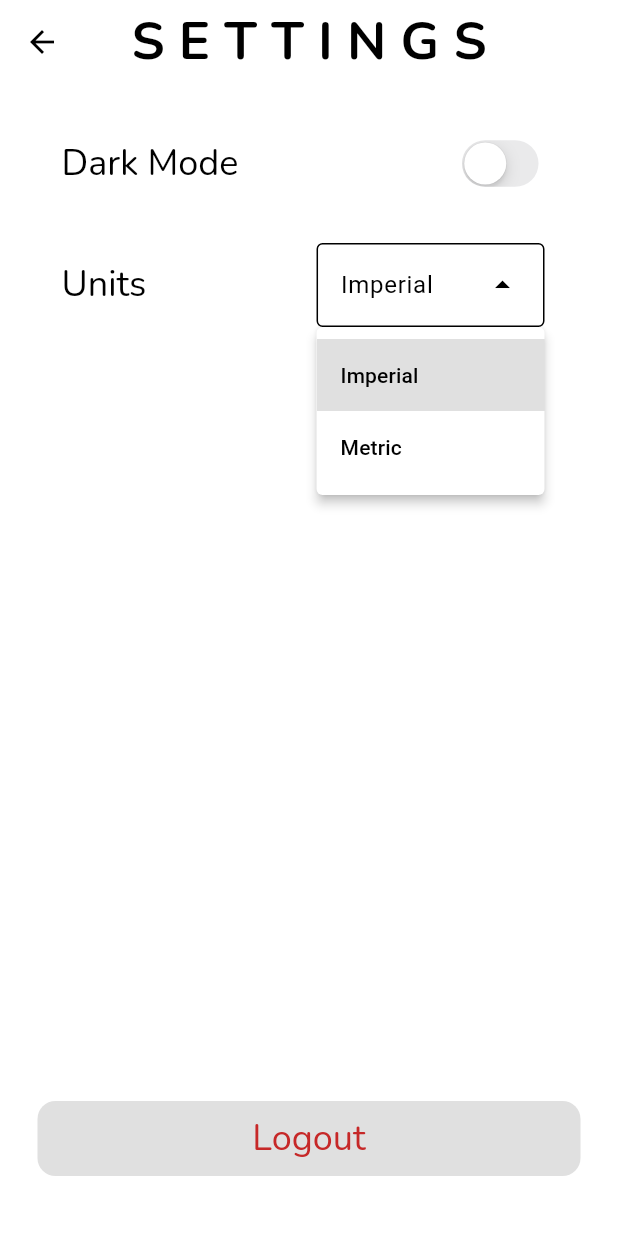
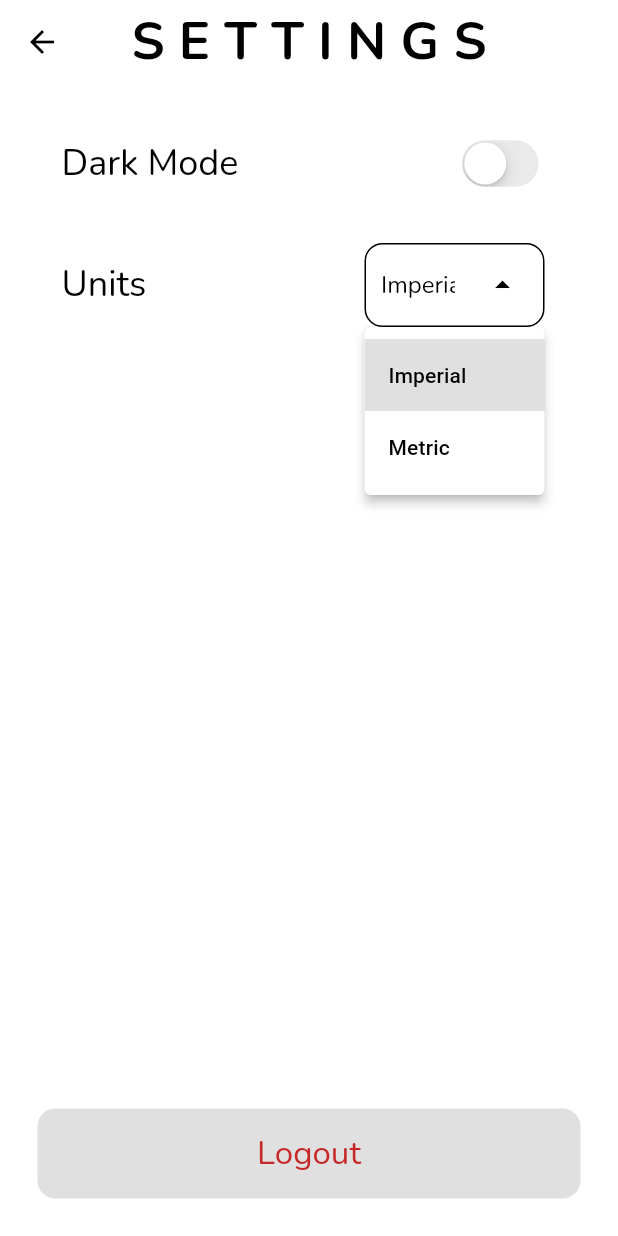
Before and after one commit to brianli314/carbon-tracker, a Flutter app: the SettingsPage screen opened directly, after a tap on "Imperial", on a phone screen of 412 x 824 dp. Run offline on Flutter 3.47's test engine with Material 3 defaults, Android fonts, the light colour scheme and no system bars; our stand-ins replace auto_size_text, card_swiper, cloud_firestore, firebase_auth, firebase_core, font_awesome_flutter and 2 more; accounts and stored records are empty.

Commit message:
Fixed sizing issue, added firestore stuff

```diff
--- a/lib/components/buttons.dart
+++ b/lib/components/buttons.dart
@@ -1,4 +1,5 @@
 import 'package:flutter/material.dart';
+import 'package:tracker_app/components/fitted_text.dart';
 
 class MyButton extends StatelessWidget{
   final String text;
@@ -25,8 +26,8 @@ class MyButton extends StatelessWidget{
         ),
         padding: const EdgeInsets.all(10),
         child: Center(
-          child: Text(
-            text,
+          child: FittedText(
+            text: text,
             style: Theme.of(context).textTheme.displayMedium
           ),
         ),
--- a/lib/components/drop_down.dart
+++ b/lib/components/drop_down.dart
@@ -4,12 +4,16 @@ class MyDropDownMenu<T> extends StatefulWidget{
   T? initialSelection;
   List<DropdownMenuEntry<T>> options;
   void Function(dynamic)? onChanged;
+  double? width;
+  double? height;
 
   MyDropDownMenu({
     super.key,
     required this.options,
     this.initialSelection,
     this.onChanged,
+    this.width,
+    this.height,
   });
 
 
@@ -21,7 +25,11 @@ class MyDropDownMenu<T> extends StatefulWidget{
 class _MyDropDownMenuState extends State<MyDropDownMenu> {
   @override
   Widget build(BuildContext context) {
-    return DropdownMenu(
+    return FittedBox(
+      child: SizedBox(
+        height: widget.height,
+        width: widget.width,
+        child: DropdownMenu(
             textStyle: Theme.of(context).textTheme.displaySmall,
             initialSelection: widget.initialSelection,
             dropdownMenuEntries: widget.options,
@@ -32,6 +40,8 @@ class _MyDropDownMenuState extends State<MyDropDownMenu> {
                 borderRadius: BorderRadius.circular(12),
               ),
             ),
+          ),
+      ),
     );
   }
 }
--- /dev/null
+++ b/lib/components/fitted_text.dart
@@ -0,0 +1,24 @@
+import 'package:flutter/material.dart';
+
+class FittedText  extends StatelessWidget{
+  final String text;
+  final TextStyle? style;
+
+  const FittedText({
+    super.key,
+    required this.text,
+    this.style,
+  });
+
+  @override
+  Widget build(BuildContext context) {
+    return FittedBox(
+      child: SizedBox(
+        child: Text(
+          text,
+          style: style ?? Theme.of(context).textTheme.displaySmall,
+        ),
+      ),
+    );
+  }
+}
--- a/lib/pages/emission_page.dart
+++ b/lib/pages/emission_page.dart
@@ -1,4 +1,5 @@
 import 'package:flutter/material.dart';
+import 'package:tracker_app/components/fitted_text.dart';
 
 class EmissionPage extends StatelessWidget{
   const EmissionPage({super.key});
@@ -7,7 +8,7 @@ class EmissionPage extends StatelessWidget{
   Widget build(BuildContext context) {
     return Scaffold(
       appBar: AppBar(
-        title: Text("E M M I S S I O N S", style: Theme.of(context).textTheme.headlineLarge),
+        title: FittedText(text: "E M M I S S I O N S", style: Theme.of(context).textTheme.headlineLarge),
         centerTitle: true,
       ),
     );
--- a/lib/pages/settings_page.dart
+++ b/lib/pages/settings_page.dart
@@ -1,3 +1,7 @@
+import 'package:auto_size_text/auto_size_text.dart';
+import 'package:tracker_app/components/drop_down.dart';
+import 'package:tracker_app/components/fitted_text.dart';
+import 'package:tracker_app/components/space_scroll.dart';
 import 'package:tracker_app/themes.dart';
 import 'package:tracker_app/units.dart';
 import 'package:firebase_auth/firebase_auth.dart';
@@ -22,60 +26,67 @@ class _SettingsPageState extends State<SettingsPage> {
     final provider = Provider.of<UnitsProvider>(context, listen: false);
     return Scaffold(
         appBar: AppBar(
-          title: Text("S E T T I N G S",
+          title: FittedText(
+              text: "S E T T I N G S",
               style: Theme.of(context).textTheme.headlineLarge),
           centerTitle: true,
         ),
-        body: Padding(
+        body: SpaceBetweenScrollView(
           padding: const EdgeInsets.all(25),
+          footer: GestureDetector(
+              onTap: logout,
+              child: Container(
+                height: 60,
+                decoration: BoxDecoration(
+                    color: Theme.of(context).colorScheme.primaryContainer,
+                    borderRadius: BorderRadius.circular(12)),
+                padding: const EdgeInsets.all(10),
+                child: Center(
+                  child: FittedText(
+                      text: "Logout",
+                      style: Theme.of(context).textTheme.displayMedium!.apply(
+                          color: Provider.of<ThemeProvider>(context)
+                              .rangeColors
+                              .colorScheme
+                              .primary)),
+                ),
+              )),
           child: Column(
             children: [
               ListTile(
-                title: Text("Dark Mode", style: Theme.of(context).textTheme.headlineMedium),
-                trailing: CupertinoSwitch(
-                    onChanged: (value) => Provider.of<ThemeProvider>(context, listen: false).toggle(),
-                    activeColor: Theme.of(context).colorScheme.inversePrimary,
-                    value: Provider.of<ThemeProvider>(context, listen: false).isDarkMode),
+                title: Text("Dark Mode",
+                    style: Theme.of(context).textTheme.headlineMedium),
+                trailing: FittedBox(
+                  child: CupertinoSwitch(
+                      onChanged: (value) =>
+                          Provider.of<ThemeProvider>(context, listen: false)
+                              .toggle(),
+                      activeColor: Theme.of(context).colorScheme.inversePrimary,
+                      value: Provider.of<ThemeProvider>(context, listen: false)
+                          .isDarkMode),
+                ),
               ),
               const SizedBox(height: 25),
               ListTile(
-                  title: Text("Units", style: Theme.of(context).textTheme.headlineMedium),
-                  trailing: DropdownMenu(
+                  title: Text("Units",
+                      style: Theme.of(context).textTheme.headlineMedium),
+                  trailing: MyDropDownMenu(
+                    width: 120,
                       initialSelection: provider.unitType,
-                      onSelected: (UnitType? unit) {
+                      onChanged: (unit) {
                         setState(() {
                           provider.unitType = unit!;
                         });
                       },
-                      dropdownMenuEntries: const [
-                        DropdownMenuEntry(value: UnitType.imperial, label: "Imperial"),
-                        DropdownMenuEntry(value: UnitType.metric, label: "Metric"),
-                      ]
-                  )
-                ),
-              const Spacer(),
-              ElevatedButton(
-                onPressed: logout,
-                style: ElevatedButton.styleFrom(
-                  elevation: 0,
-                  padding: const EdgeInsets.all(0),
-                  shape: RoundedRectangleBorder(
-                      borderRadius: BorderRadius.circular(12)),
-                ),
-                child: Container(
-                  height: 50,
-                  decoration: BoxDecoration(
-                      borderRadius: BorderRadius.circular(12),
-                      color: Theme.of(context).colorScheme.primaryContainer),
-                  child: Center(
-                    child: Text("Logout",
-                        style: Theme.of(context).textTheme.headlineMedium!.apply(
-                          color: Provider.of<ThemeProvider>(context,listen: false).rangeColors.colorScheme.primary)
-                    ),
-                  ),
-                ),
-              ),
-              const SizedBox(height: 15,)
+                      options: const [
+                        DropdownMenuEntry(
+                            value: UnitType.imperial, label: "Imperial"),
+                        DropdownMenuEntry(
+                            value: UnitType.metric, label: "Metric"),
+                      ])),
+              const SizedBox(
+                height: 30,
+              )
             ],
           ),
         ));
--- a/lib/services/collections.dart
+++ b/lib/services/collections.dart
@@ -78,12 +78,10 @@ class Energy {
   List<num> eMonthRate;
   num gasRate;
   List<num> gasMonthRate;
-  bool setupFinished;
 
   Energy({
     required this.electricRate,
     required this.eMonthRate,
-    required this.setupFinished,
     required this.gasRate,
     required this.gasMonthRate
   });
@@ -95,7 +93,6 @@ class Energy {
         eMonthRate: List<num>.from(doc['electricityMonth']),
         gasRate: doc['gas'],
         gasMonthRate: List<num>.from(doc['gasMonth']),
-        setupFinished: doc['setup']
       );
   }
 
@@ -105,7 +102,6 @@ class Energy {
       eMonthRate: List.filled(12, 0),
       gasRate: 0,
       gasMonthRate: List.filled(12, 0),
-      setupFinished: false,
     );
   }
 
@@ -115,7 +111,6 @@ class Energy {
       'electricityMonth': eMonthRate,
       'gas': gasRate,
       'gasMonth': gasMonthRate,
-      'setup': setupFinished
     };
   }
 }
--- a/lib/stats/slideable.dart
+++ b/lib/stats/slideable.dart
@@ -41,7 +41,8 @@ class _SlideableState extends State<Slideable> {
           ) : null,
         control: widget.arrows ? SwiperControl(
           color: Theme.of(context).colorScheme.secondaryContainer,
-          disableColor: Theme.of(context).colorScheme.primaryContainer
+          disableColor: Theme.of(context).colorScheme.primaryContainer,
+          padding: const EdgeInsets.all(5)
         ) : null,
         itemBuilder: (context, index) => widget.options[index],
       ),
```
Also changed, not shown: lib/pages/login_page.dart (+15 -11 lines), lib/pages/register_page.dart (+6 -3 lines), lib/pages/stats_page.dart (+7 -9 lines), lib/pages/test_page.dart (+7 -8 lines), lib/stats/emission_circle.dart (+5 -4 lines), lib/stats/statistic_bar.dart (+8 -0 lines), pubspec.yaml (+4 -3 lines), lib/firebase_options.dart, pubspec.lock, 1 other file. Lines whose indentation alone changed are shown as unchanged.
